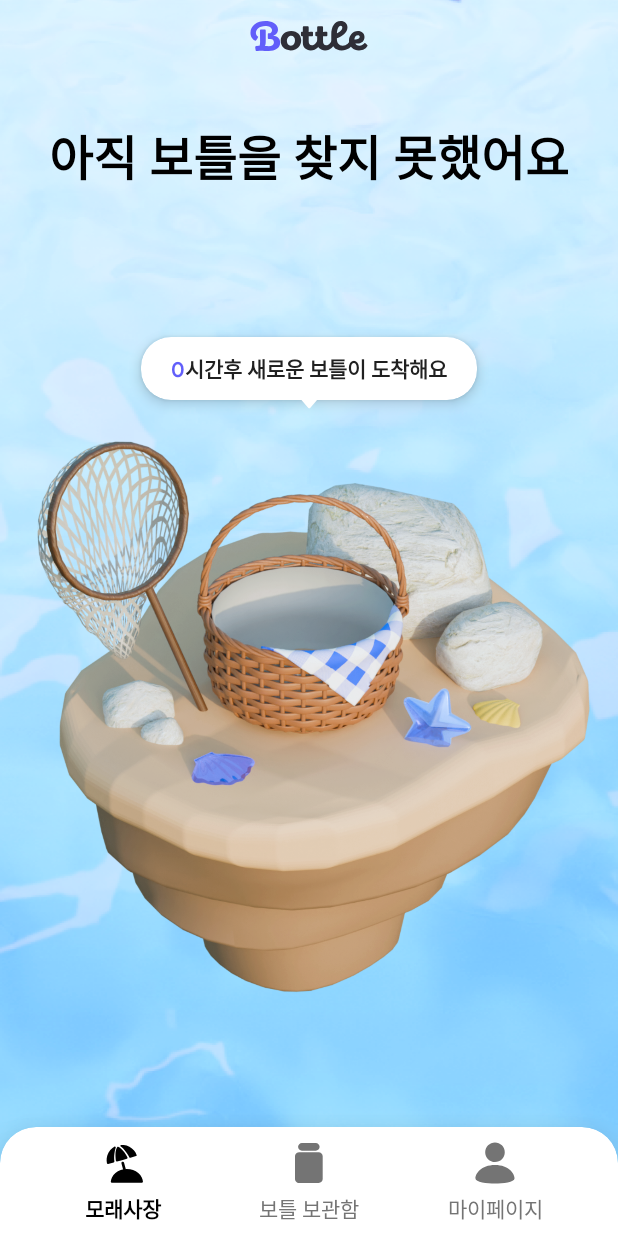
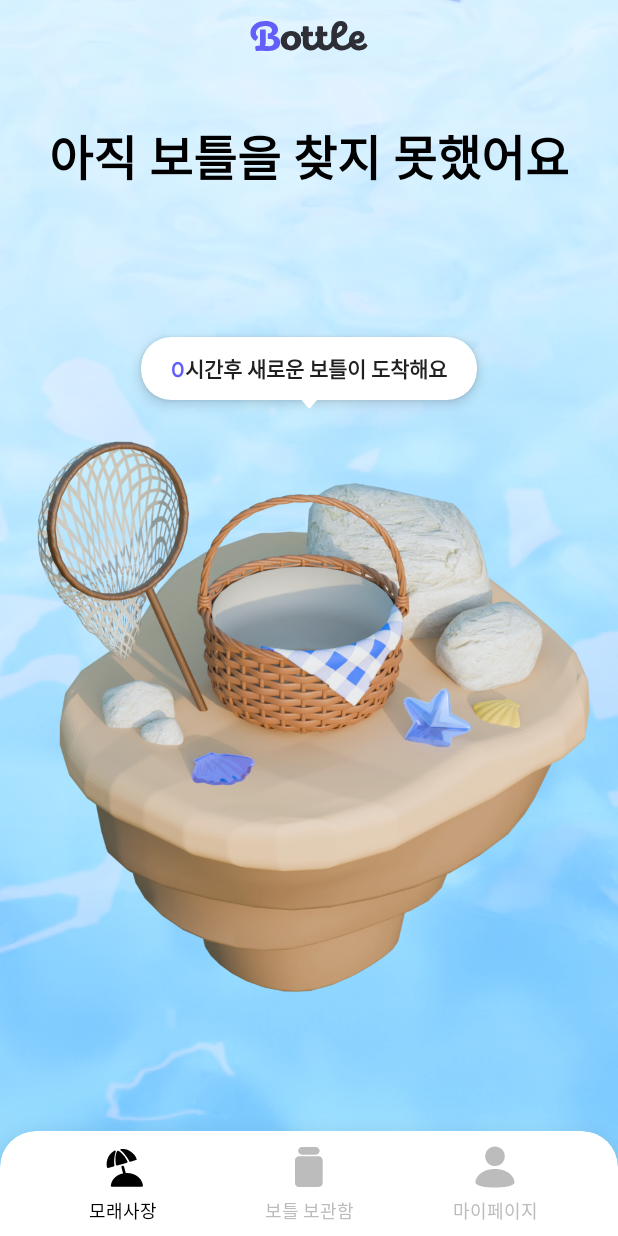
Before and after one commit to Nexters/Bottles_Android, an Android app built with Jetpack Compose: the SandBeach screen opened through its navigation route, on a phone screen of 412 x 824 dp. Run offline under Robolectric (Android 15) with nearby library versions, the phone set to English and light mode, and no system bars; our stand-ins replace Dagger/Hilt's generated code; network calls fail; Roboto replaces fonts that are not available here; 1 statement that could not run was skipped.

Commit message:
[fix] : 바텀 네비게이션 디자인 QA 반영

```diff
--- a/core/design-system/src/main/kotlin/com/team/bottles/core/designsystem/components/etc/menu/BottomNavItem.kt
+++ b/core/design-system/src/main/kotlin/com/team/bottles/core/designsystem/components/etc/menu/BottomNavItem.kt
@@ -11,7 +11,6 @@ import androidx.compose.material3.Text
 import androidx.compose.runtime.Composable
 import androidx.compose.ui.Alignment
 import androidx.compose.ui.Modifier
-import androidx.compose.ui.graphics.Color
 import androidx.compose.ui.res.painterResource
 import androidx.compose.ui.res.stringResource
 import androidx.compose.ui.tooling.preview.Preview
@@ -27,17 +26,13 @@ fun BottlesBottomNavItem(
     @StringRes label: Int,
     isSelected: Boolean,
 ) {
-    val textStyle = when (isSelected) {
-        true -> BottlesTheme.typography.subTitle2
-        false -> BottlesTheme.typography.body
-    }
     val textColor = when (isSelected) {
         true -> BottlesTheme.color.text.selectedSecondary
-        false -> BottlesTheme.color.text.enabledQuaternary
+        false -> BottlesTheme.color.text.enabledTertiary
     }
     val iconColor = when (isSelected) {
-        true -> Color.Black
-        false -> BottlesTheme.color.text.enabledQuaternary
+        true -> BottlesTheme.color.text.selectedSecondary
+        false -> BottlesTheme.color.text.enabledTertiary
     }
 
     Column(
@@ -59,7 +54,7 @@ fun BottlesBottomNavItem(
         )
         Text(
             text = stringResource(id = label),
-            style = textStyle,
+            style = BottlesTheme.typography.caption,
             color = textColor
         )
     }
```
